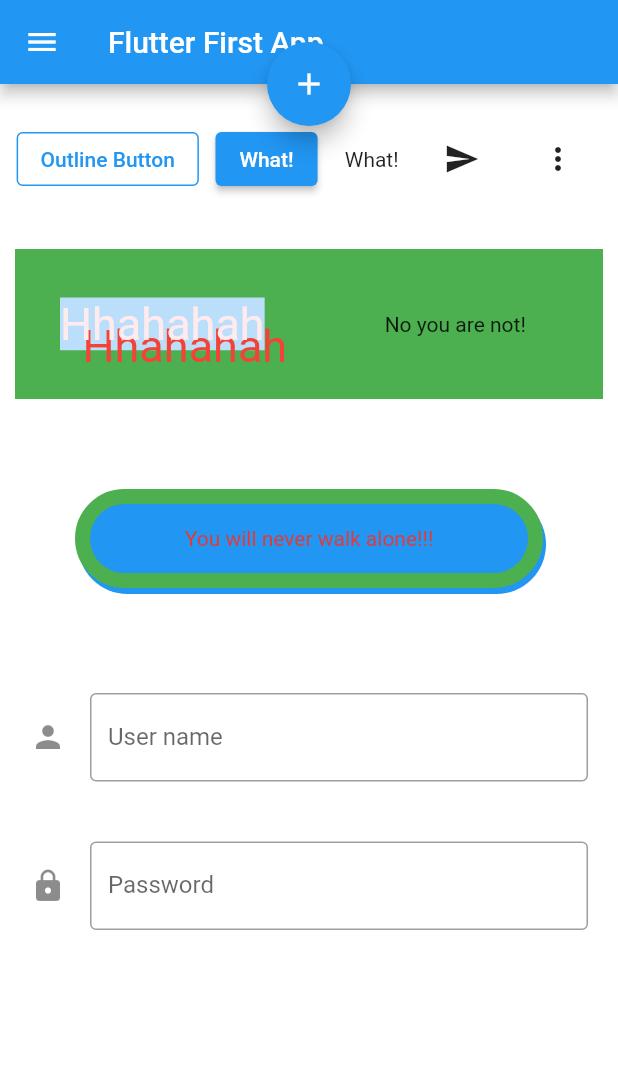
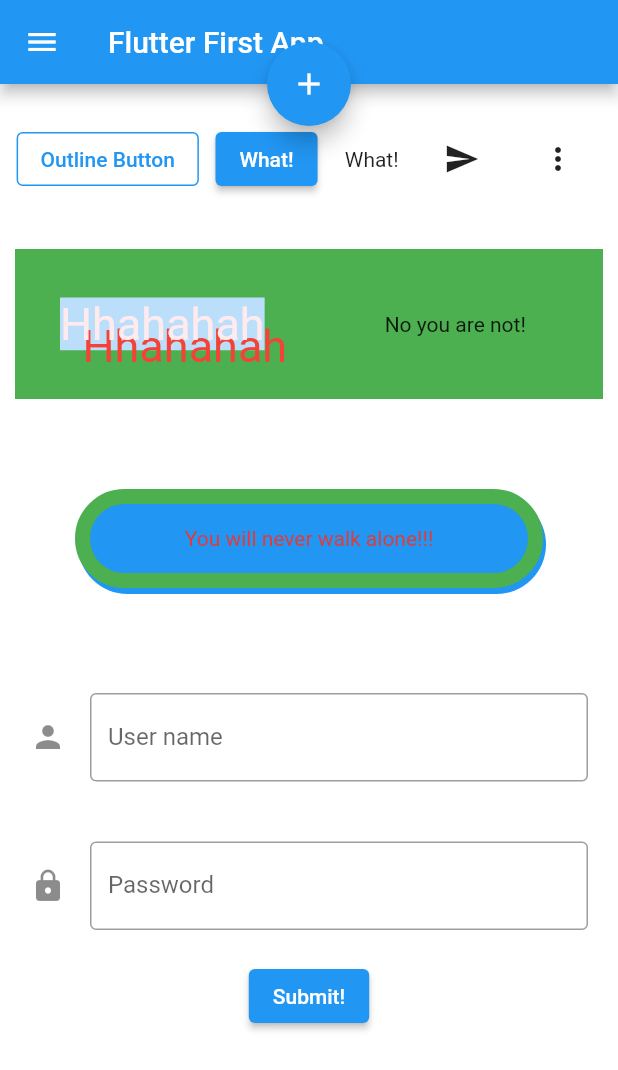
Before and after one commit to PeshrawSarwar/flutter_my_app, a Flutter app: the screen it shows after launch, on a phone screen of 412 x 824 dp. Shown: the top 1070 px of the screen. Run offline on Flutter 3.47's test engine with Material 2 defaults, Android fonts, the phone set to English and light mode, and no system bars.

Commit message:
refactoring the widget to Stateful and making a form

```diff
--- a/lib/main.dart
+++ b/lib/main.dart
@@ -29,13 +29,22 @@ class MyApp extends StatelessWidget {
   }
 }
 
-class MyHomePage extends StatelessWidget {
+class MyHomePage extends StatefulWidget {
   const MyHomePage({Key? key, required this.title}) : super(key: key);
   final String title;
+
+  @override
+  State<MyHomePage> createState() => _MyHomePageState();
+}
+
+class _MyHomePageState extends State<MyHomePage> {
+  String name = "";
+  String email = "";
+  final _formKey = GlobalKey<FormState>();
   @override
   Widget build(BuildContext context) {
     return Scaffold(
-        appBar: AppBar(title: Text(this.title)),
+        appBar: AppBar(title: Text(this.widget.title)),
         drawer: Drawer(
             child: ListView(children: [
           Container(
@@ -164,6 +173,9 @@ class MyHomePage extends StatelessWidget {
             Column(
               // mainAxisAlignment: MainAxisAlignment.spaceBetween,
               children: [
+                Form(
+                    key: _formKey,
+                    child: Column(children: [
                       Container(
                           margin: EdgeInsets.all(5),
                           padding: EdgeInsets.all(15),
@@ -182,6 +194,28 @@ class MyHomePage extends StatelessWidget {
                                   labelText: "Password",
                                   hintText: "Enter Your Password",
                                   icon: Icon(Icons.lock)))),
+                      ElevatedButton(
+                          onPressed: () {
+                            if (_formKey.currentState!.validate()) {
+                              showDialog(
+                                  context: context,
+                                  builder: (BuildContext context) {
+                                    return AlertDialog(
+                                      title: Text("Form Validation"),
+                                      content: Text("Form is valid"),
+                                      actions: [
+                                        FlatButton(
+                                            onPressed: () {
+                                              Navigator.of(context).pop();
+                                            },
+                                            child: Text("OK"))
+                                      ],
+                                    );
+                                  });
+                            }
+                          },
+                          child: Text('Submit!'))
+                    ]))
               ],
             ),
           ],
```
Lines whose indentation alone changed are shown as unchanged.
